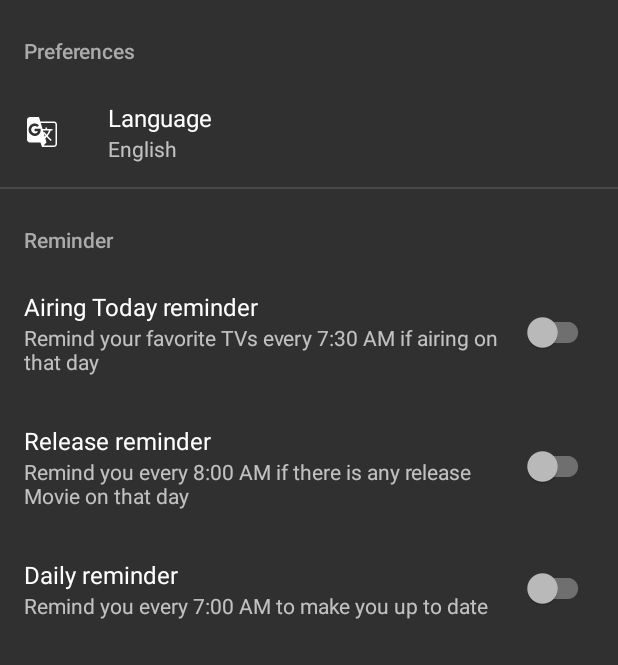
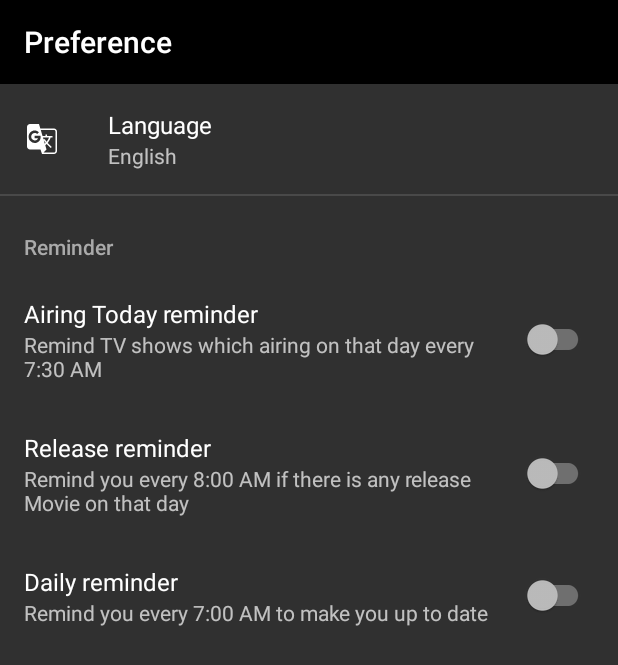
Before and after one commit to FungkiPandu/moo-v, an Android app: the PreferenceActivity screen opened directly, with no data from a screen before it, on a phone screen of 412 x 824 dp. Shown: the top 665 px of the screen. Run offline under Robolectric (Android 15) with nearby library versions, the phone set to English and light mode, and no system bars; our stand-ins replace androidx.preference; libraries missing offline, so code that uses them is left out: com.androidnetworking, com.androidnetworking.error.

Commit message:
add process for every reminder type to show notification

```diff
--- /dev/null
+++ b/app/src/main/res/drawable/ic_ondemand_video_white_24dp.xml
@@ -0,0 +1,10 @@
+<vector xmlns:android="http://schemas.android.com/apk/res/android"
+    android:width="24dp"
+    android:height="24dp"
+    android:tint="#FFFFFF"
+    android:viewportWidth="24.0"
+    android:viewportHeight="24.0">
+    <path
+        android:fillColor="#FF000000"
+        android:pathData="M21,3L3,3c-1.11,0 -2,0.89 -2,2v12c0,1.1 0.89,2 2,2h5v2h8v-2h5c1.1,0 1.99,-0.9 1.99,-2L23,5c0,-1.11 -0.9,-2 -2,-2zM21,17L3,17L3,5h18v12zM16,11l-7,4L9,7z" />
+</vector>
--- a/app/src/main/res/layout/settings_activity.xml
+++ b/app/src/main/res/layout/settings_activity.xml
@@ -1,6 +1,16 @@
 <LinearLayout xmlns:android="http://schemas.android.com/apk/res/android"
     android:layout_width="match_parent"
-    android:layout_height="match_parent">
+    xmlns:app="http://schemas.android.com/apk/res-auto"
+    android:layout_height="match_parent"
+    android:orientation="vertical">
+
+    <androidx.appcompat.widget.Toolbar
+        android:id="@+id/preference_toolbar"
+        android:layout_width="match_parent"
+        android:layout_height="wrap_content"
+        android:background="@color/black"
+        app:title="@string/title_activity_preference"
+        app:titleTextColor="@color/white" />
 
     <FrameLayout
         android:id="@+id/settings"
--- a/app/src/main/res/values/strings.xml
+++ b/app/src/main/res/values/strings.xml
@@ -32,7 +32,7 @@
     <string name="language">Language</string>
     <string name="airing_today_reminder_key" translatable="false">airing_today_reminder_key</string>
     <string name="airing_today_reminder">Airing Today reminder</string>
-    <string name="airing_today_reminder_summary">Remind your favorite TVs every 7:30 AM if airing on that day</string>
+    <string name="airing_today_reminder_summary">Remind TV shows which airing on that day every 7:30 AM</string>
     <string name="release_reminder_key" translatable="false">release_reminder_key</string>
     <string name="release_reminder">Release reminder</string>
     <string name="release_reminder_summary">Remind you every 8:00 AM if there is any release Movie on that day</string>
@@ -45,4 +45,28 @@
     <!-- Preference Titles -->
     <string name="preferences">Preferences</string>
     <string name="reminder">Reminder</string>
+
+
+    <!-- Reminder Notification -->
+    <string name="daily_reminder_message">
+        Knock, knock, knock! Is there any human here? Let`s find your favorite Movies and TV Shows here!
+    </string>
+    <string name="release_reminder_title_notification">
+        What`s new today?
+    </string>
+    <string name="release_reminder_message">
+        Today is the first day for %s movie and %d other movies! Click to find more here
+    </string>
+    <string name="release_reminder_message2">
+        There are any new movies release today! Check them now!
+    </string>
+    <string name="airing_today_reminder_title_notification">
+        What will airing today
+    </string>
+    <string name="airing_today_reminder_message">
+        %s airing today! Don\'t miss it!
+    </string>
+    <string name="airing_today_reminder_message2">
+        Check and find your favorite TV show which airing today! Click to find them!
+    </string>
 </resources>
--- a/app/src/main/res/xml/root_preferences.xml
+++ b/app/src/main/res/xml/root_preferences.xml
@@ -16,15 +16,11 @@
 
 <PreferenceScreen xmlns:app="http://schemas.android.com/apk/res-auto">
 
-    <PreferenceCategory
-        app:iconSpaceReserved="false"
-        app:title="@string/preferences">
-        <Preference
-            app:icon="@drawable/ic_g_translate_white_24dp"
-            app:key="@string/language"
-            app:summary="Current language"
-            app:title="@string/language" />
-    </PreferenceCategory>
+    <Preference
+        app:icon="@drawable/ic_g_translate_white_24dp"
+        app:key="@string/language"
+        app:summary="Current language"
+        app:title="@string/language" />
 
     <PreferenceCategory
         app:iconSpaceReserved="false"
--- a/build.gradle
+++ b/build.gradle
@@ -8,7 +8,7 @@ buildscript {
 
     }
     dependencies {
-        classpath 'com.android.tools.build:gradle:3.5.0'
+        classpath 'com.android.tools.build:gradle:3.5.1'
         classpath "org.jetbrains.kotlin:kotlin-gradle-plugin:$kotlin_version"
         // NOTE: Do not place your application dependencies here; they belong
         // in the individual module build.gradle files
```
Also changed, not shown: app/src/main/java/xyz/neopandu/moov/data/receiver/AlarmReceiver.kt (+175 -14 lines), 1 other file.
